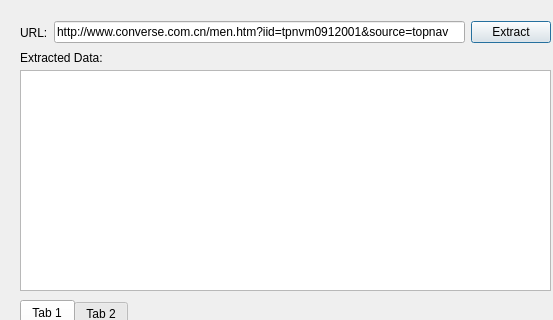
Before: the Qt Designer form MainWindow.ui in WebCatch/WebCatch-PythonVersion-, drawn with Qt 5; both pictures show x 0 to 553 and y 0 to 320 of the 1032 by 545 pixel window.
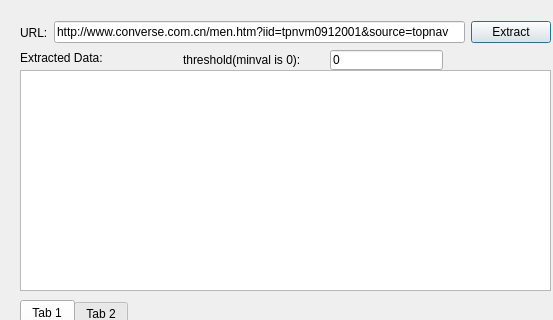
After: the same form once the commit is applied. Icons and pictures are not drawn.

```diff
--- a/MainWindow.ui
+++ b/MainWindow.ui
@@ -497,6 +497,32 @@
     <string>Extract from HTMLCode</string>
    </property>
   </widget>
+  <widget class="QLineEdit" name="leThreshold">
+   <property name="geometry">
+    <rect>
+     <x>330</x>
+     <y>50</y>
+     <width>113</width>
+     <height>20</height>
+    </rect>
+   </property>
+   <property name="text">
+    <string>0</string>
+   </property>
+  </widget>
+  <widget class="QLabel" name="label_16">
+   <property name="geometry">
+    <rect>
+     <x>183</x>
+     <y>50</y>
+     <width>141</width>
+     <height>20</height>
+    </rect>
+   </property>
+   <property name="text">
+    <string>threshold(minval is 0):</string>
+   </property>
+  </widget>
  </widget>
  <resources/>
  <connections/>
```
